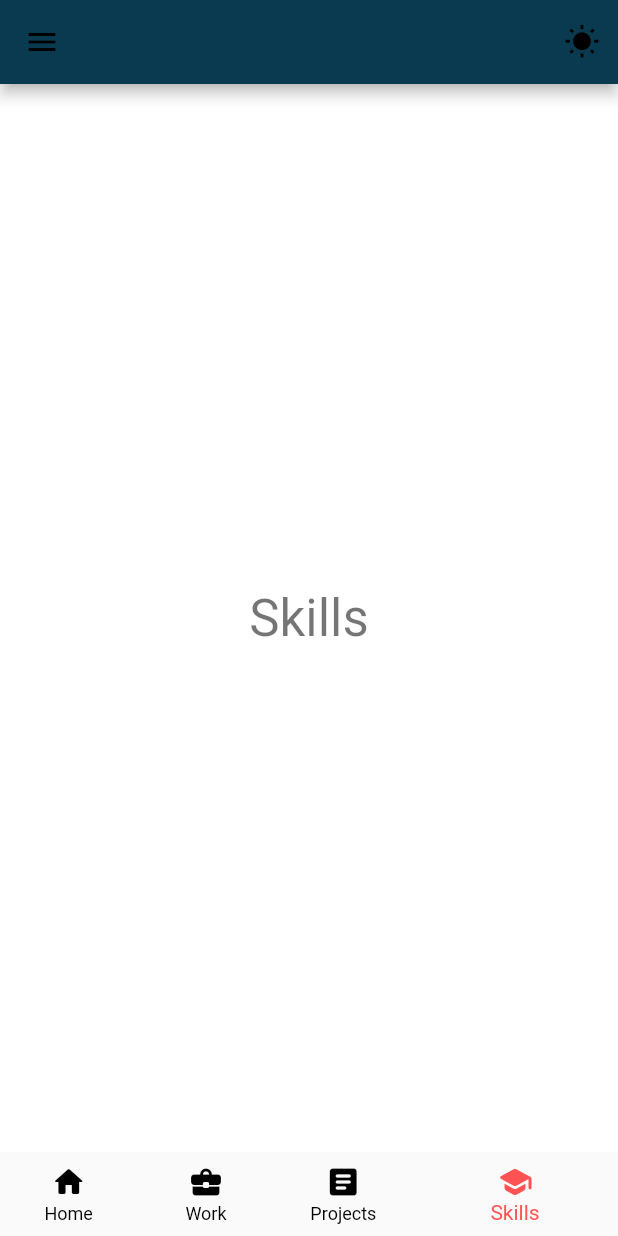
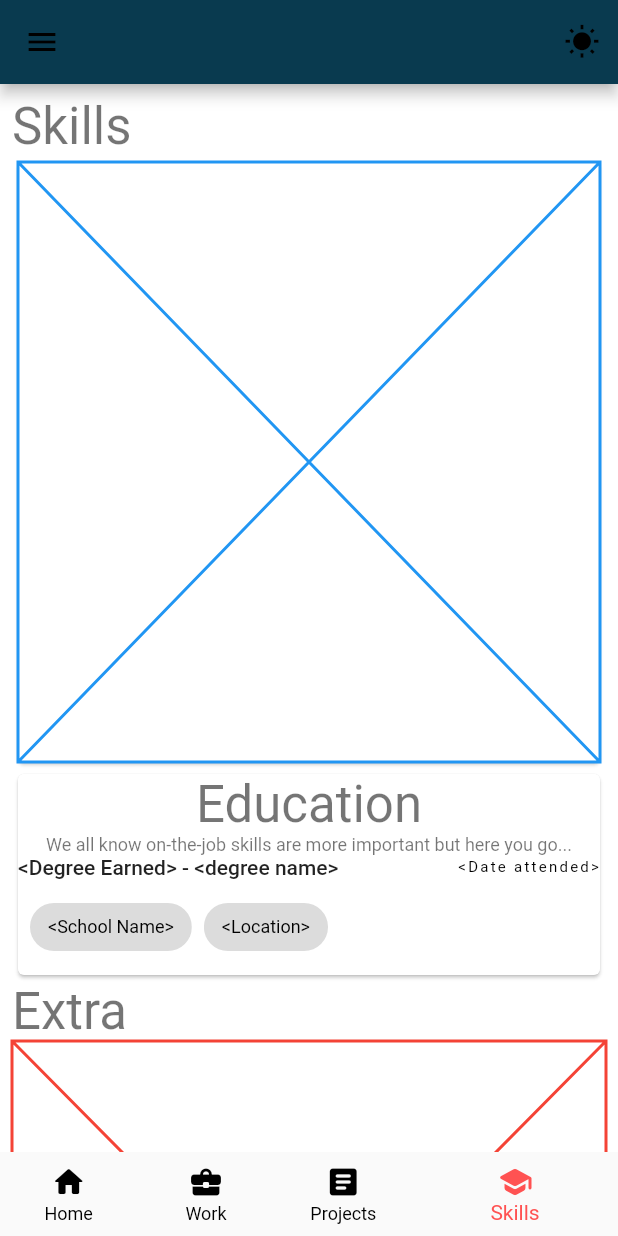
Before and after one commit to iUngerTime/BUG, a Flutter app: the screen it shows after launch, item 4 of the bottom bar chosen, on a phone screen of 412 x 824 dp. Run offline on Flutter 3.47's test engine with Material 2 defaults, Android fonts, the light colour scheme and no system bars; our stand-ins replace get, get_storage.

Commit message:
base outline of skills screen

```diff
--- a/lib/app/modules/dashboard/skills/skills_screen.dart
+++ b/lib/app/modules/dashboard/skills/skills_screen.dart
@@ -5,10 +5,85 @@ class SkillsScreen extends StatelessWidget {
 
   @override
   Widget build(BuildContext context) {
-    return Center(
-      child: Text(
-        'Skills',
-        style: Theme.of(context).textTheme.headline4,
+    return SingleChildScrollView(
+      child: Padding(
+        padding: const EdgeInsets.all(8.0),
+        child: Column(
+          mainAxisAlignment: MainAxisAlignment.center,
+          crossAxisAlignment: CrossAxisAlignment.start,
+          children: [
+            Text(
+              'Skills',
+              style: Theme.of(context).textTheme.headline4,
+            ),
+            Card(
+              child: Placeholder(
+                color: Colors.blue,
+              ),
+            ),
+            Card(
+              child: Container(
+                child: Column(
+                  children: [
+                    Text(
+                      'Education',
+                      style: Theme.of(context).textTheme.headline4,
+                    ),
+                    Text(
+                      'We all know on-the-job skills are more important but here you go...',
+                      style: Theme.of(context).textTheme.caption,
+                    ),
+                    Container(
+                      child: Column(
+                        children: [
+                          Row(
+                            mainAxisAlignment: MainAxisAlignment.spaceBetween,
+                            children: [
+                              Text(
+                                '<Degree Earned> - <degree name>',
+                                style: Theme.of(context).textTheme.labelLarge,
+                              ),
+                              Text(
+                                '<Date attended>',
+                                style: Theme.of(context).textTheme.labelSmall,
+                              ),
+                            ],
+                          ),
+                          Row(
+                            children: [
+                              Padding(
+                                padding: const EdgeInsets.all(8.0),
+                                child: Chip(
+                                  label: Text(
+                                    '<School Name>',
+                                    style:
+                                        Theme.of(context).textTheme.labelMedium,
+                                  ),
+                                ),
+                              ),
+                              Chip(
+                                label: Text(
+                                  '<Location>',
+                                  style:
+                                      Theme.of(context).textTheme.labelMedium,
+                                ),
+                              ),
+                            ],
+                          )
+                        ],
+                      ),
+                    ),
+                  ],
+                ),
+              ),
+            ),
+            Text(
+              'Extra',
+              style: Theme.of(context).textTheme.headline4,
+            ),
+            Placeholder(color: Colors.red),
+          ],
+        ),
       ),
     );
   }
```
